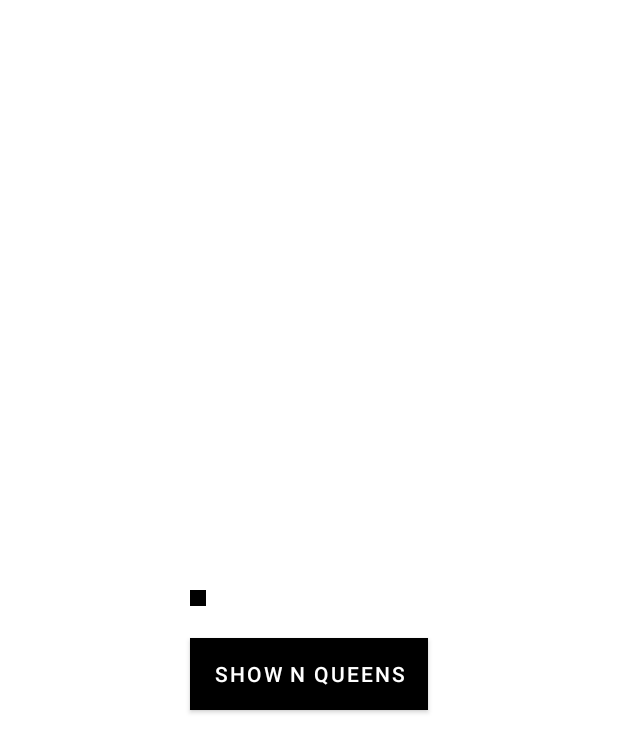
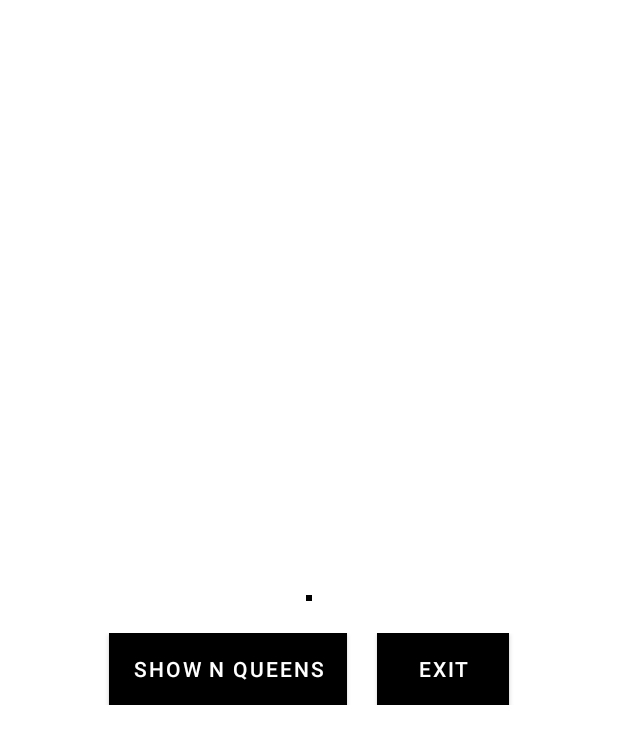
Before and after one commit to 18ucs096/NQueen_Problem_Solver, an Android app: the layout activity_second.xml on its own in the app's theme, with its tools: preview values and no code run, on a phone screen of 412 x 824 dp. Shown: the top 752 px of the screen. Run offline under Robolectric (Android 15) with nearby library versions, the phone set to English and light mode, and no system bars.

Commit message:
Updated SecondaryActivity

```diff
--- a/app/src/main/java/com/example/myapplication/NQueenProblem.java
+++ b/app/src/main/java/com/example/myapplication/NQueenProblem.java
@@ -22,7 +22,7 @@ public class NQueenProblem {
                 if (board[i][j]!=0){
                     int id = Integer.parseInt(String.valueOf(i+1)+String.valueOf(j+1));
                     t = ((Activity)context).findViewById(id);
-                    t.setBackgroundColor(Color.parseColor("#008000"));
+                    t.setBackgroundColor(Color.parseColor("#FFFF00"));
                     //the suitable place for queen is shown by green color
                 }
             }
--- a/app/src/main/java/com/example/myapplication/SecondActivity.java
+++ b/app/src/main/java/com/example/myapplication/SecondActivity.java
@@ -21,7 +21,7 @@ public class SecondActivity extends AppCompatActivity {
     GridLayout gridLayout;
     RelativeLayout relativeLayout,relativeLayout2;
     TextView nview;
-    Button nbtn;
+    Button nbtn,exitbtn;
 
     @Override
     protected void onCreate(Bundle savedInstanceState) {
@@ -37,6 +37,14 @@ public class SecondActivity extends AppCompatActivity {
         relativeLayout2 = findViewById(R.id.relativelayout2);
         nview = findViewById(R.id.textn);
         nbtn = findViewById(R.id.btnnqueen);
+        exitbtn = findViewById(R.id.btnnterminate);
+
+        exitbtn.setOnClickListener(new View.OnClickListener() {
+            @Override
+            public void onClick(View v) {
+                finish();
+            }
+        });
 
         gridLayout = (GridLayout) findViewById(R.id.gridview);
         gridLayout.removeAllViews();
--- a/app/src/main/res/layout/activity_second.xml
+++ b/app/src/main/res/layout/activity_second.xml
@@ -11,6 +11,7 @@
     android:layout_height="match_parent"
     tools:context=".SecondActivity">
 
+
     <TextView
         android:layout_width="wrap_content"
         android:layout_height="wrap_content"
@@ -22,34 +23,64 @@
     </TextView>
 
     <RelativeLayout
+        android:layout_width="match_parent"
+        android:id="@+id/relativelayout3"
+        android:layout_height="wrap_content"
+        android:gravity="center"
+        android:layout_below="@+id/textn"
+        android:layout_marginTop="10dp">
+
+        <RelativeLayout
             android:layout_width="wrap_content"
             android:id="@+id/relativelayout2"
+            android:background="@color/black"
             android:layout_height="wrap_content"
-        android:padding="5dp"
-        android:layout_below="@+id/textn"
-        android:layout_marginTop="10dp"
-        android:background="#000000">
+            android:gravity="center">
 
             <GridLayout
                 android:layout_width="wrap_content"
                 android:layout_height="wrap_content"
                 android:id="@+id/gridview"
+                android:padding="2dp"
+                android:background="@color/black"
                 android:columnCount="1"
                 android:rowCount="1">
             </GridLayout>
 
         </RelativeLayout>
+    </RelativeLayout>
+
+    <LinearLayout
+        android:layout_width="match_parent"
+        android:orientation="horizontal"
+        android:gravity="center"
+        android:layout_below="@+id/relativelayout3"
+        android:layout_marginTop="21dp"
+        android:layout_height="wrap_content">
 
         <Button
             android:id="@+id/btnnqueen"
             android:layout_width="wrap_content"
             android:layout_height="wrap_content"
-        android:layout_below="@+id/relativelayout2"
-        android:layout_marginTop="21dp"
             android:gravity="center"
+            android:layout_marginRight="10dp"
             android:background="@color/black"
             android:text="Show N Queens">
         </Button>
 
+        <Button
+            android:id="@+id/btnnterminate"
+            android:layout_width="wrap_content"
+            android:layout_height="wrap_content"
+            android:gravity="center"
+            android:layout_marginLeft="10dp"
+            android:background="@color/black"
+            android:text="Exit">
+        </Button>
+
+    </LinearLayout>
+
+
+
 
 </RelativeLayout>
--- a/app/src/main/res/values/strings.xml
+++ b/app/src/main/res/values/strings.xml
@@ -1,3 +1,3 @@
 <resources>
-    <string name="app_name">Offloading</string>
+    <string name="app_name">N Queen Problem Solver</string>
 </resources>
```
Lines whose indentation alone changed are shown as unchanged.
